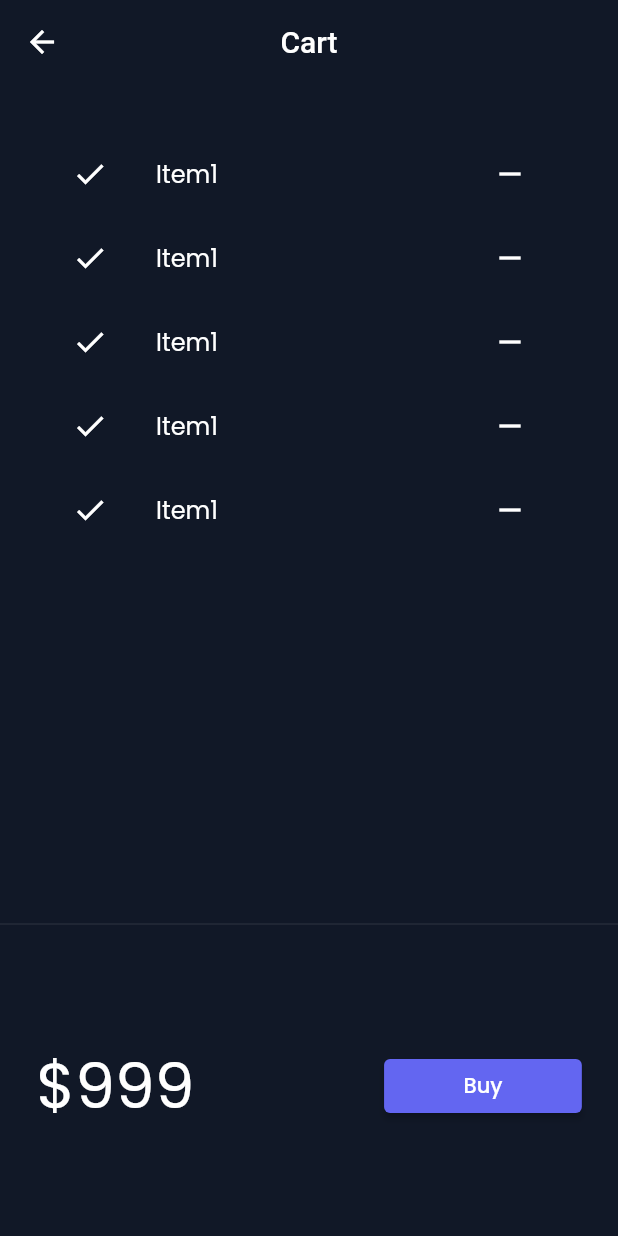
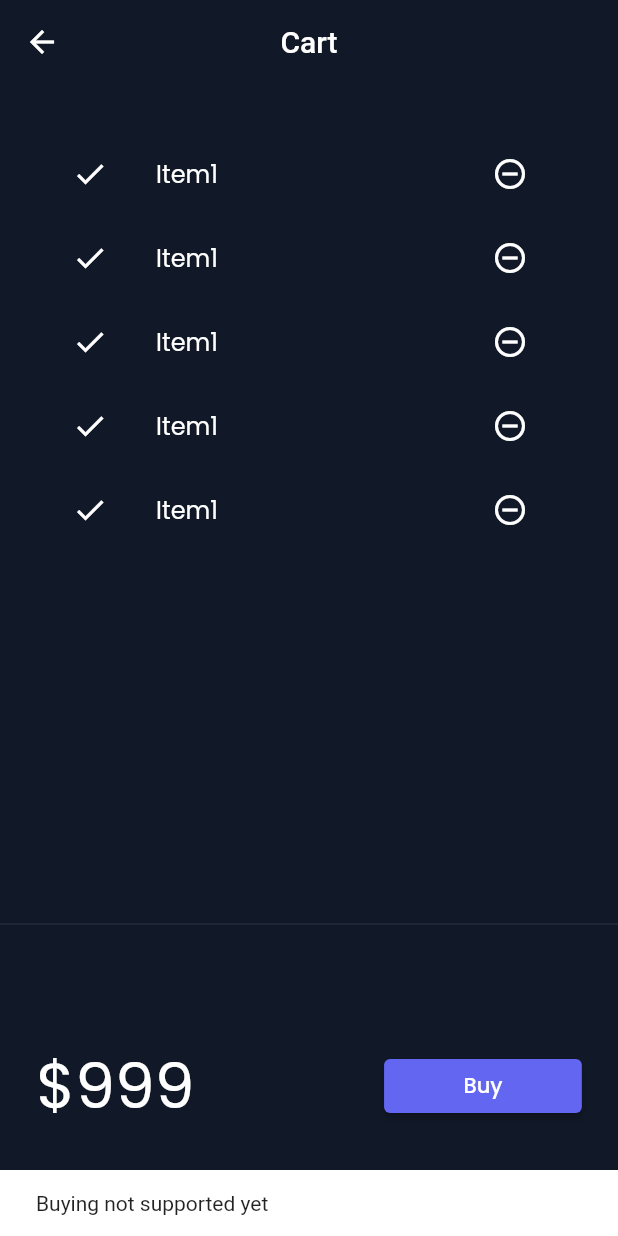
Before and after one commit to iamharshbit/flutter_catalog, a Flutter app: the CartPage screen opened by its route, after a tap on "Buy", on a phone screen of 412 x 824 dp. Run offline on Flutter 3.47's test engine with Material 2 defaults, Android fonts, the phone set to English and light mode, and no system bars; our stand-ins replace google_fonts, velocity_x; network calls fail.

Commit message:
Day23 completed

```diff
--- a/lib/modles/catalog.dart
+++ b/lib/modles/catalog.dart
@@ -4,11 +4,11 @@
   static List<Item> items;
 
   // Get Item by ID
-  static Item getById(int id) =>
+  Item getById(int id) =>
       items.firstWhere((element) => element.id == id, orElse: null);
 
   // Get Item by Position
-  static Item getByPosition(int pos) => items[pos];
+  Item getByPosition(int pos) => items[pos];
 }
 
 class Item {
--- a/lib/pages/cart_page.dart
+++ b/lib/pages/cart_page.dart
@@ -34,7 +34,11 @@
           "\$999".text.xl5.color(context.theme.accentColor).make(),
           30.widthBox,
           ElevatedButton(
-            onPressed: () {},
+            onPressed: () {
+              Scaffold.of(context).showSnackBar(SnackBar(
+                content: "Buying not supported yet".text.make(),
+              ));
+            },
             style: ButtonStyle(
                 backgroundColor:
                     MaterialStateProperty.all(context.theme.buttonColor)),
@@ -59,7 +63,7 @@
       itemBuilder: (context, index) => ListTile(
         leading: Icon(Icons.done),
         trailing: IconButton(
-          icon: Icon(Icons.remove),
+          icon: Icon(Icons.remove_circle_outline),
           onPressed: () {},
         ),
         title: "Item1".text.make(),
--- a/lib/widgets/home_widgets/catalog_list.dart
+++ b/lib/widgets/home_widgets/catalog_list.dart
@@ -12,7 +12,7 @@
       shrinkWrap: true,
       itemCount: CatalogModel.items.length,
       itemBuilder: (context, index) {
-        final catalog = CatalogModel.getByPosition(index);
+        final catalog = CatalogModel.items[index];
         return InkWell(
             onTap: () => Navigator.push(
                 context,
```
Also changed, not shown: lib/modles/cart.dart (added, +35 -0 lines), 1 other file.
